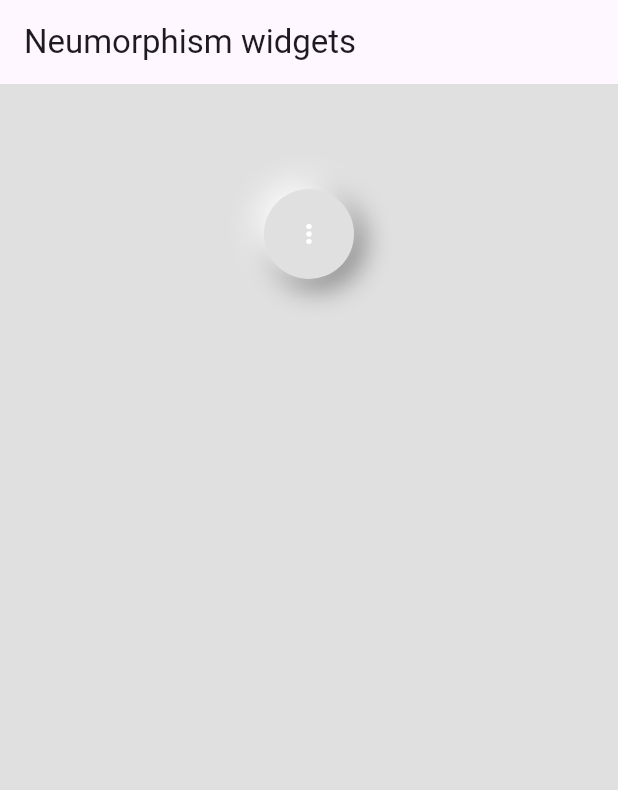
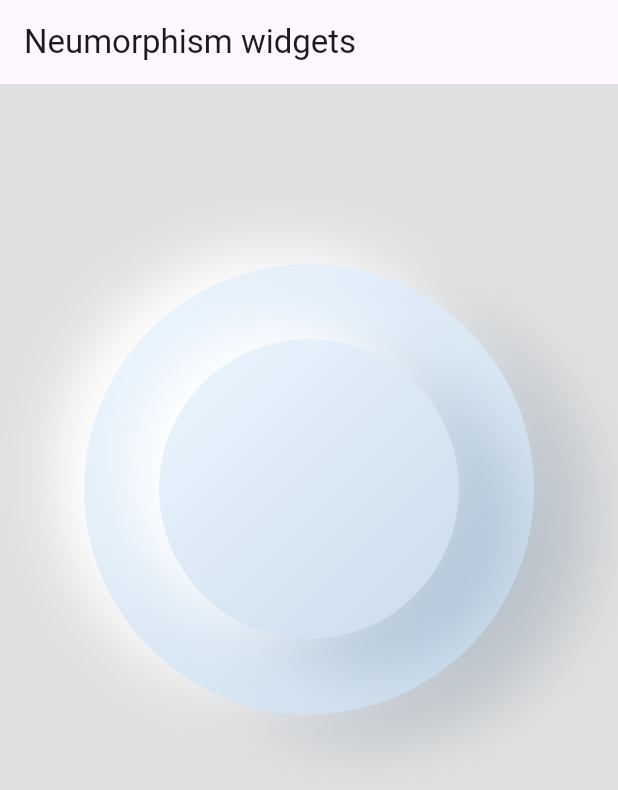
Before and after one commit to Muntasir89/Neumorphism, a Flutter app: the screen it shows after launch, on a phone screen of 412 x 824 dp. Shown: the top 790 px of the screen. Run offline on Flutter 3.47's test engine with Material 2 defaults, Android fonts, the phone set to English and light mode, and no system bars.

Commit message:
Two circle (in stack) added

```diff
--- a/lib/main.dart
+++ b/lib/main.dart
@@ -1,5 +1,6 @@
 import 'package:flutter/material.dart';
 import 'package:neumorphism_widgets/widgets/card.dart';
+import 'package:neumorphism_widgets/widgets/neu_clock.dart';
 import 'package:neumorphism_widgets/widgets/neu_icon_button.dart';
 
 void main() {
@@ -42,7 +43,11 @@ class HomePage extends StatelessWidget {
             SizedBox(
               height: 50,
             ),
-            NeuIconButton(),
+            // NeuIconButton(),
+            SizedBox(
+              height: 50,
+            ),
+            Clock()
           ],
         ),
       ),
--- /dev/null
+++ b/lib/widgets/neu_clock.dart
@@ -0,0 +1,68 @@
+import 'package:flutter/material.dart';
+
+class Clock extends StatefulWidget {
+  const Clock({super.key});
+
+  @override
+  State<Clock> createState() => _ClockState();
+}
+
+class _ClockState extends State<Clock> {
+  @override
+  Widget build(BuildContext context) {
+    return Container(
+      width: 300,
+      height: 300,
+      child: Stack(
+        alignment: Alignment.center,
+        children: [
+          Container(
+            constraints: BoxConstraints.expand(),
+            decoration: BoxDecoration(
+                shape: BoxShape.circle,
+                gradient: LinearGradient(
+                    begin: Alignment.topLeft,
+                    end: Alignment.bottomRight,
+                    colors: [
+                      Color(0xFFECF6FF),
+                      Color(0xFFCADBEB),
+                    ]),
+                boxShadow: [
+                  BoxShadow(
+                      color: Color(0xFF3F6080).withOpacity(0.2),
+                      blurRadius: 32,
+                      offset: Offset(40, 20)),
+                  BoxShadow(
+                      color: Color(0xFFFFFFFF),
+                      blurRadius: 32,
+                      offset: Offset(-20, -10))
+                ]),
+          ),
+          Container(
+            width: 200,
+            height: 200,
+            decoration: BoxDecoration(
+                shape: BoxShape.circle,
+                gradient: LinearGradient(
+                    begin: Alignment.topLeft,
+                    end: Alignment.bottomRight,
+                    colors: [
+                      Color(0xFFECF6FF),
+                      Color(0xFFCADBEB),
+                    ]),
+                boxShadow: [
+                  BoxShadow(
+                      color: Color(0xFF3F6080).withOpacity(0.2),
+                      blurRadius: 32,
+                      offset: Offset(40, 20)),
+                  BoxShadow(
+                      color: Color(0xFFFFFFFF),
+                      blurRadius: 32,
+                      offset: Offset(-20, -10))
+                ]),
+          )
+        ],
+      ),
+    );
+  }
+}
--- a/lib/widgets/neu_icon_button.dart
+++ b/lib/widgets/neu_icon_button.dart
@@ -1,16 +1,28 @@
 import 'package:flutter/material.dart';
 
-class NeuIconButton extends StatelessWidget {
-  // bool _isElevated = true;
+class NeuIconButton extends StatefulWidget {
+  @override
+  State<NeuIconButton> createState() => _NeuIconButtonState();
+}
+
+class _NeuIconButtonState extends State<NeuIconButton> {
+  bool _isElevated = true;
 
   @override
   Widget build(BuildContext context) {
-    return Container(
-      alignment: Alignment(-1, -1),
+    return GestureDetector(
+      onTap: () {
+        setState(() {
+          _isElevated = !_isElevated;
+        });
+      },
+      child: AnimatedContainer(
+        duration: Duration(milliseconds: 250),
         decoration: BoxDecoration(
             color: Colors.grey[300],
             shape: BoxShape.circle,
-          boxShadow: [
+            boxShadow: _isElevated
+                ? [
                     BoxShadow(
                         color: Colors.grey.shade600,
                         offset: Offset(5, 5),
@@ -21,11 +33,12 @@ class NeuIconButton extends StatelessWidget {
                         offset: Offset(-5, -5),
                         blurRadius: 15,
                         spreadRadius: 1)
-          ]),
+                  ]
+                : null),
         child: Center(
           child: SizedBox(
-          height: 60,
-          width: 60,
+            height: 40,
+            width: 40,
             child: Icon(
               Icons.more_vert,
               size: 20,
@@ -33,6 +46,7 @@ class NeuIconButton extends StatelessWidget {
             ),
           ),
         ),
+      ),
     );
   }
 }
```
Lines whose indentation alone changed are shown as unchanged.
